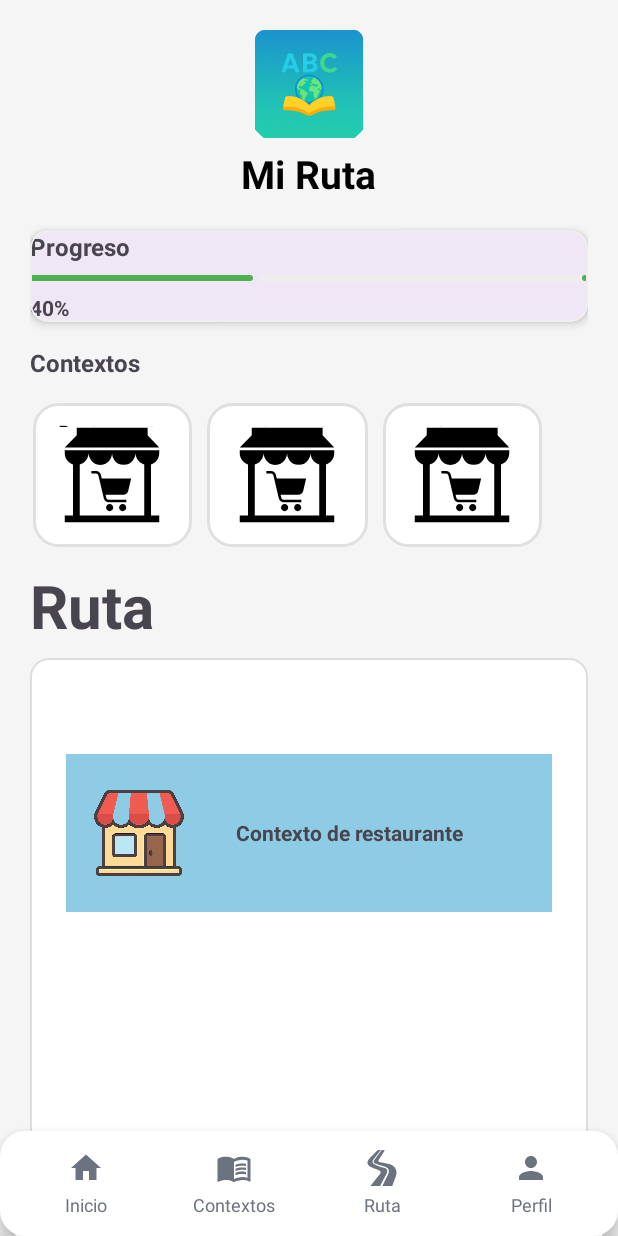
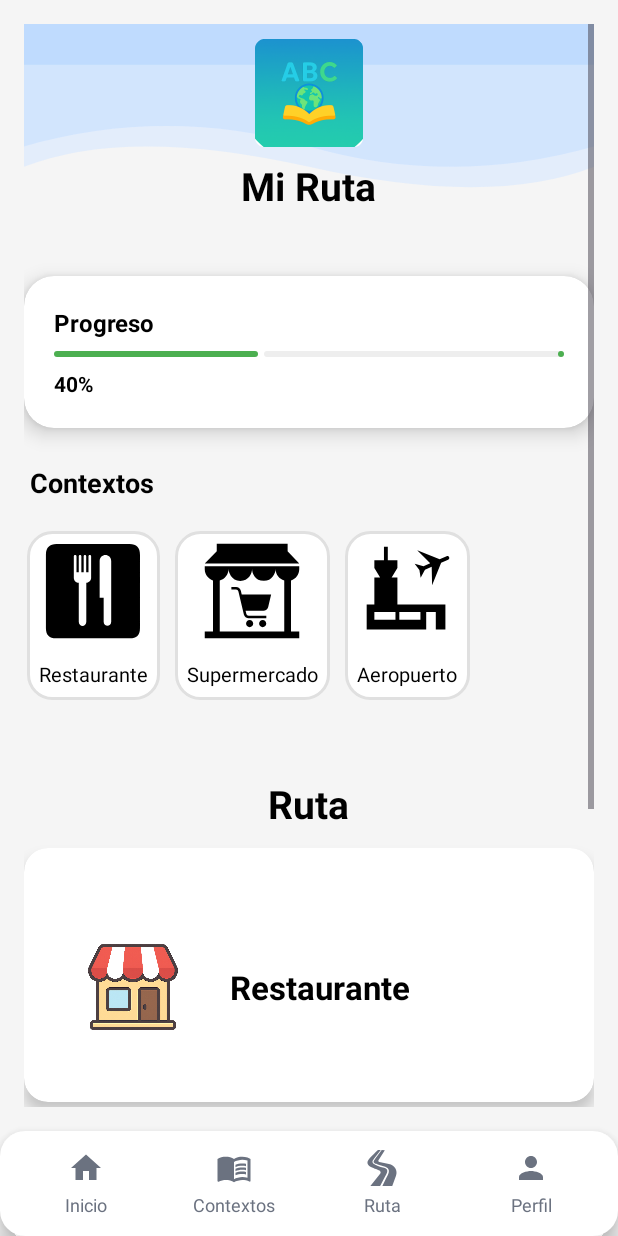
Before and after one commit to NicoCodeMaker/NiJu-Project, an Android app: the RutaActivity screen opened directly, with no data from a screen before it, on a phone screen of 412 x 824 dp. Run offline under Robolectric (Android 15) with nearby library versions, the phone set to English and light mode, and no system bars.

Commit message:
Añadir más ejemplos de contextos en ruta

```diff
--- a/app/src/main/java/com/example/niju_project/ContextosAdapter.kt
+++ b/app/src/main/java/com/example/niju_project/ContextosAdapter.kt
@@ -7,6 +7,7 @@ import android.widget.ImageView
 import android.widget.TextView
 import androidx.recyclerview.widget.RecyclerView
 
+// Modelo de datos para cada contexto
 data class Contexto(
     val nombre: String,
     val icono: Int
@@ -17,13 +18,13 @@ class ContextosAdapter(
     private val onContextoClick: (Contexto) -> Unit
 ) : RecyclerView.Adapter<ContextosAdapter.ContextoViewHolder>() {
 
+    // Para saber cuál está seleccionado
+    private var contextoSeleccionado: Int = RecyclerView.NO_POSITION
+
+    // ViewHolder representa UNA tarjeta (un ítem del RecyclerView)
     class ContextoViewHolder(itemView: View) : RecyclerView.ViewHolder(itemView) {
-        val ivRestaurante: ImageView = itemView.findViewById(R.id.iv_restaurante)
-        val tvRestaurante: TextView = itemView.findViewById(R.id.tv_restaurante)
-        val ivSupermercado: ImageView = itemView.findViewById(R.id.iv_supermercado)
-        val tvSupermercado: TextView = itemView.findViewById(R.id.tv_supermercado)
-        val ivAeropuerto: ImageView = itemView.findViewById(R.id.iv_aeropuerto)
-        val tvAeropuerto: TextView = itemView.findViewById(R.id.tv_aeropuerto)
+        val icono: ImageView = itemView.findViewById(R.id.iv_contexto_icono)
+        val nombre: TextView = itemView.findViewById(R.id.tv_contexto_nombre)
     }
 
     override fun onCreateViewHolder(parent: ViewGroup, viewType: Int): ContextoViewHolder {
@@ -34,22 +35,26 @@ class ContextosAdapter(
 
     override fun onBindViewHolder(holder: ContextoViewHolder, position: Int) {
         val contexto = listaContextos[position]
-        // Según el nombre del contexto, mostramos uno u otro grupo
-        when (contexto.nombre.lowercase()) {
-            "restaurante" -> {
-                holder.tvRestaurante.text = contexto.nombre
-                holder.ivRestaurante.setImageResource(contexto.icono)
-            }
-            "supermercado" -> {
-                holder.tvSupermercado.text = contexto.nombre
-                holder.ivSupermercado.setImageResource(contexto.icono)
-            }
-            "aeropuerto" -> {
-                holder.tvAeropuerto.text = contexto.nombre
-                holder.ivAeropuerto.setImageResource(contexto.icono)
-            }
+
+        holder.nombre.text = contexto.nombre
+        holder.icono.setImageResource(contexto.icono)
+
+        // Fondo dependiendo de si está seleccionado o no
+        if (position == contextoSeleccionado) {
+            holder.itemView.setBackgroundResource(R.drawable.bg_contexto_selected)
+        } else {
+            holder.itemView.setBackgroundResource(R.drawable.bg_contexto_default)
         }
 
+        // Evento de clic
+        holder.itemView.setOnClickListener {
+            val anterior = contextoSeleccionado
+            contextoSeleccionado = position
+            notifyItemChanged(anterior)
+            notifyItemChanged(contextoSeleccionado)
+
+            onContextoClick(contexto)
+        }
     }
 
     override fun getItemCount(): Int = listaContextos.size
--- a/app/src/main/res/layout/activity_ruta.xml
+++ b/app/src/main/res/layout/activity_ruta.xml
@@ -1,74 +1,69 @@
 <?xml version="1.0" encoding="utf-8"?>
-<LinearLayout
-    xmlns:android="http://schemas.android.com/apk/res/android"
+<RelativeLayout xmlns:android="http://schemas.android.com/apk/res/android"
     xmlns:app="http://schemas.android.com/apk/res-auto"
     xmlns:tools="http://schemas.android.com/tools"
     android:layout_width="match_parent"
     android:layout_height="match_parent"
-    android:orientation="vertical"
     android:background="#F5F5F5"
     tools:context=".RutaActivity">
 
-    <!-- Contenedor Scrollable -->
-    <androidx.core.widget.NestedScrollView
+    <!-- 🔹 CONTENIDO PRINCIPAL CON SCROLL -->
+    <ScrollView
         android:id="@+id/scroll_ruta"
         android:layout_width="match_parent"
-        android:layout_height="0dp"
-        android:layout_weight="1"
+        android:layout_height="match_parent"
+        android:layout_above="@id/bottom_navigation"
         android:fillViewport="true"
-        android:clipToPadding="false"
-        android:paddingHorizontal="20dp"
-        android:paddingTop="12dp"
-        android:paddingBottom="80dp">
+        android:overScrollMode="never"
+        android:padding="16dp">
 
         <LinearLayout
             android:layout_width="match_parent"
             android:layout_height="wrap_content"
-            android:orientation="vertical">
+            android:orientation="vertical"
+            android:gravity="center_horizontal">
 
-            <!-- Header -->
+            <!-- 🔹 HEADER CURVADO CON LOGO -->
             <LinearLayout
                 android:layout_width="match_parent"
-                android:layout_height="wrap_content"
-                android:gravity="center_horizontal"
+                android:layout_height="136dp"
+                android:layout_marginBottom="32dp"
+                android:gravity="center"
                 android:orientation="vertical"
-                android:paddingTop="8dp"
-                android:paddingBottom="8dp">
+                android:background="@drawable/top_shape">
 
                 <ImageView
                     android:id="@+id/logo_abc"
                     android:layout_width="72dp"
                     android:layout_height="72dp"
+                    android:src="@mipmap/ic_launcher_round"
                     android:contentDescription="@string/logo"
-                    android:src="@mipmap/ic_launcher_round" />
+                    android:layout_marginBottom="8dp" />
 
                 <TextView
                     android:id="@+id/tv_mi_ruta"
                     android:layout_width="wrap_content"
                     android:layout_height="wrap_content"
-                    android:layout_marginTop="6dp"
                     android:text="Mi Ruta"
                     android:textSize="26sp"
                     android:textStyle="bold"
-                    android:textColor="@color/black"/>
+                    android:textColor="@color/black" />
             </LinearLayout>
 
-            <!-- Card progreso -->
-            <com.google.android.material.card.MaterialCardView
+            <!-- 🔹 CARD DE PROGRESO -->
+            <androidx.cardview.widget.CardView
                 android:layout_width="match_parent"
                 android:layout_height="wrap_content"
-                app:cardCornerRadius="12dp"
-                app:cardElevation="4dp"
-                android:layout_marginTop="12dp"
-                android:layout_marginBottom="16dp"
-                android:padding="16dp"
-                app:strokeColor="@color/grey_200"
-                app:strokeWidth="1dp">
+                app:cardCornerRadius="20dp"
+                app:cardElevation="8dp"
+                android:layout_marginBottom="24dp"
+                android:backgroundTint="@android:color/white">
 
                 <LinearLayout
                     android:layout_width="match_parent"
                     android:layout_height="wrap_content"
-                    android:orientation="vertical">
+                    android:orientation="vertical"
+                    android:padding="20dp">
 
                     <TextView
                         android:id="@+id/tv_progreso"
@@ -76,7 +71,8 @@
                         android:layout_height="wrap_content"
                         android:text="Progreso"
                         android:textSize="16sp"
-                        android:textStyle="bold"/>
+                        android:textStyle="bold"
+                        android:textColor="@color/black" />
 
                     <com.google.android.material.progressindicator.LinearProgressIndicator
                         android:id="@+id/progressIndicator"
@@ -85,7 +81,7 @@
                         android:layout_marginTop="8dp"
                         android:progress="40"
                         app:indicatorColor="@color/green_500"
-                        app:trackColor="@color/grey_200"/>
+                        app:trackColor="@color/grey_200" />
 
                     <TextView
                         android:id="@+id/tv_percent"
@@ -93,43 +89,48 @@
                         android:layout_height="wrap_content"
                         android:text="40%"
                         android:textStyle="bold"
-                        android:layout_marginTop="8dp"/>
+                        android:layout_marginTop="8dp"
+                        android:textColor="@color/black" />
                 </LinearLayout>
-            </com.google.android.material.card.MaterialCardView>
+            </androidx.cardview.widget.CardView>
 
-            <!-- Contextos -->
+            <!-- 🔹 SECCIÓN DE CONTEXTOS -->
             <TextView
-                android:layout_width="wrap_content"
+                android:layout_width="match_parent"
                 android:layout_height="wrap_content"
                 android:text="Contextos"
                 android:textStyle="bold"
-                android:textSize="16sp"/>
+                android:textSize="18sp"
+                android:textColor="@color/black"
+                android:layout_marginBottom="20dp"
+                android:paddingStart="4dp" />
 
             <androidx.recyclerview.widget.RecyclerView
                 android:id="@+id/rvContextos"
                 android:layout_width="match_parent"
-                android:layout_height="96dp"
-                android:layout_marginTop="16dp"
+                android:layout_height="140dp"
+                android:layout_marginBottom="24dp"
                 android:orientation="horizontal"
                 app:layoutManager="androidx.recyclerview.widget.LinearLayoutManager"
-                android:overScrollMode="never"/>
+                android:overScrollMode="never" />
 
-            <!-- Ruta -->
+            <!-- 🔹 SECCIÓN DE RUTA -->
             <TextView
                 android:layout_width="wrap_content"
                 android:layout_height="wrap_content"
                 android:text="Ruta"
                 android:textStyle="bold"
-                android:textSize="40sp"
-                android:layout_marginTop="12dp"/>
+                android:textSize="26sp"
+                android:textColor="@color/black"
+                android:layout_marginBottom="12dp" />
 
-            <FrameLayout
-                android:id="@+id/route_canvas_container"
+            <androidx.cardview.widget.CardView
                 android:layout_width="match_parent"
-                android:layout_height="720dp"
-                android:layout_marginTop="8dp"
-                android:background="@drawable/bg_module_default"
-                android:clipToPadding="false">
+                android:layout_height="wrap_content"
+                app:cardCornerRadius="16dp"
+                app:cardElevation="6dp"
+                android:backgroundTint="@android:color/white"
+                android:layout_marginBottom="24dp">
 
                 <LinearLayout
                     android:id="@+id/points_container"
@@ -138,14 +139,13 @@
                     android:orientation="vertical"
                     android:padding="24dp">
 
+                    <!-- 🔸 Ejemplo de punto de la ruta -->
                     <LinearLayout
                         android:layout_width="match_parent"
                         android:layout_height="wrap_content"
                         android:orientation="horizontal"
                         android:gravity="center_vertical"
-                        android:layout_marginTop="40dp"
-                        android:background="@color/light_blue">
-
+                        android:layout_marginTop="16dp">
 
                         <ImageView
                             android:id="@+id/point1_icon"
@@ -158,17 +158,73 @@
                             android:layout_width="wrap_content"
                             android:layout_height="wrap_content"
                             android:layout_marginStart="16dp"
-                            android:text="Contexto de restaurante"
-                            android:textStyle="bold"/>
+                            android:text="Restaurante"
+                            android:textSize="22sp"
+                            android:textStyle="bold"
+                            android:textColor="@color/black" />
                     </LinearLayout>
                 </LinearLayout>
-            </FrameLayout>
+            </androidx.cardview.widget.CardView>
+
+            <androidx.cardview.widget.CardView
+                android:layout_width="match_parent"
+                android:layout_height="wrap_content"
+                app:cardCornerRadius="16dp"
+                app:cardElevation="6dp"
+                android:backgroundTint="@android:color/white"
+                android:layout_marginBottom="24dp">
+
+                <LinearLayout
+                    android:id="@+id/points_container2"
+                    android:layout_width="match_parent"
+                    android:layout_height="wrap_content"
+                    android:orientation="vertical"
+                    android:padding="24dp">
+
+                    <!-- 🔸 Ejemplo de punto de la ruta -->
+                    <LinearLayout
+                        android:layout_width="match_parent"
+                        android:layout_height="wrap_content"
+                        android:orientation="horizontal"
+                        android:gravity="center_vertical"
+                        android:layout_marginTop="16dp">
+
+                        <ImageView
+                            android:id="@+id/point2_icon"
+                            android:layout_width="97dp"
+                            android:layout_height="105dp"
+                            android:contentDescription="@string/point1"
+                            android:src="@drawable/airport" />
+
+                        <TextView
+                            android:layout_width="wrap_content"
+                            android:layout_height="wrap_content"
+                            android:layout_marginStart="16dp"
+                            android:text="Aeropuerto"
+                            android:textSize="22sp"
+                            android:textStyle="bold"
+                            android:textColor="@color/black" />
+                    </LinearLayout>
+                </LinearLayout>
+            </androidx.cardview.widget.CardView>
+
+            <!-- 🔹 BOTÓN PRINCIPAL -->
+            <Button
+                android:id="@+id/btnIniciarRuta"
+                android:layout_width="match_parent"
+                android:layout_height="48dp"
+                android:layout_marginBottom="40dp"
+                android:text="Iniciar recorrido"
+                android:textColor="#FFFFFF"
+                android:textStyle="bold"
+                android:textSize="16sp"
+                android:background="@drawable/button_background"
+                android:elevation="4dp" />
         </LinearLayout>
-    </androidx.core.widget.NestedScrollView>
+    </ScrollView>
 
-    <!-- Bottom Navigation fijo -->
-    <!-- 🔹 BARRA DE NAVEGACIÓN INFERIOR REUTILIZABLE -->
+    <!-- 🔹 BARRA DE NAVEGACIÓN INFERIOR -->
     <include
         android:id="@+id/bottom_navigation"
         layout="@layout/bottom_navigation"/>
-</LinearLayout>
+</RelativeLayout>
--- a/app/src/main/res/layout/item_contexto.xml
+++ b/app/src/main/res/layout/item_contexto.xml
@@ -1,8 +1,7 @@
 <?xml version="1.0" encoding="utf-8"?>
 <LinearLayout xmlns:android="http://schemas.android.com/apk/res/android"
-    android:id="@+id/item_context_root"
     android:layout_width="wrap_content"
-    android:layout_height="match_parent"
+    android:layout_height="wrap_content"
     android:orientation="vertical"
     android:gravity="center"
     android:padding="10dp"
@@ -10,61 +9,21 @@
     android:layout_marginStart="2dp"
     android:background="@drawable/bg_contexto_default">
 
-    <!--Contexto de restaurante-->
     <ImageView
-        android:id="@+id/iv_restaurante"
+        android:id="@+id/iv_contexto_icono"
         android:layout_width="64dp"
         android:layout_height="64dp"
         android:contentDescription="@string/app_name"
-        android:src="@drawable/ic_restaurant"
         android:scaleType="centerInside" />
 
     <TextView
-        android:id="@+id/tv_restaurante"
+        android:id="@+id/tv_contexto_nombre"
         android:layout_width="wrap_content"
         android:layout_height="wrap_content"
-        android:text="restaurante"
+        android:text="Contexto"
         android:textSize="13sp"
         android:textColor="@color/black"
-        android:layout_marginTop="6dp"
-        android:ellipsize="end"
-        android:maxLines="1"/>
-    <!--Contexto de Supermercado-->
-
-    <ImageView
-        android:id="@+id/iv_supermercado"
-        android:layout_width="64dp"
-        android:layout_height="64dp"
-        android:contentDescription="@string/app_name"
-        android:src="@drawable/ic_supermarket"
-        android:scaleType="centerInside" />
-
-    <TextView
-        android:id="@+id/tv_supermercado"
-        android:layout_width="wrap_content"
-        android:layout_height="wrap_content"
-        android:text="supermercado"
-        android:textSize="13sp"
-        android:textColor="@color/black"
-        android:layout_marginTop="6dp"
-        android:ellipsize="end"
-        android:maxLines="1"/>
-    <ImageView
-        android:id="@+id/iv_aeropuerto"
-        android:layout_width="64dp"
-        android:layout_height="64dp"
-        android:contentDescription="@string/app_name"
-        android:src="@drawable/ic_airport"
-        android:scaleType="centerInside" />
-
-    <TextView
-        android:id="@+id/tv_aeropuerto"
-        android:layout_width="wrap_content"
-        android:layout_height="wrap_content"
-        android:text="aeropuerto"
-        android:textSize="13sp"
-        android:textColor="@color/black"
-        android:layout_marginTop="6dp"
+        android:layout_marginTop="14dp"
         android:ellipsize="end"
         android:maxLines="1"/>
 </LinearLayout>
--- a/app/src/main/res/values/colors.xml
+++ b/app/src/main/res/values/colors.xml
@@ -8,5 +8,7 @@
     <color name="blue_800">#1565C0</color>
     <color name="background_light">#C8A2C8</color>
     <color name="light_blue">#8dcce4</color>
+    <color name="icons_color">#2196F3</color>
+
 
 </resources>
```
